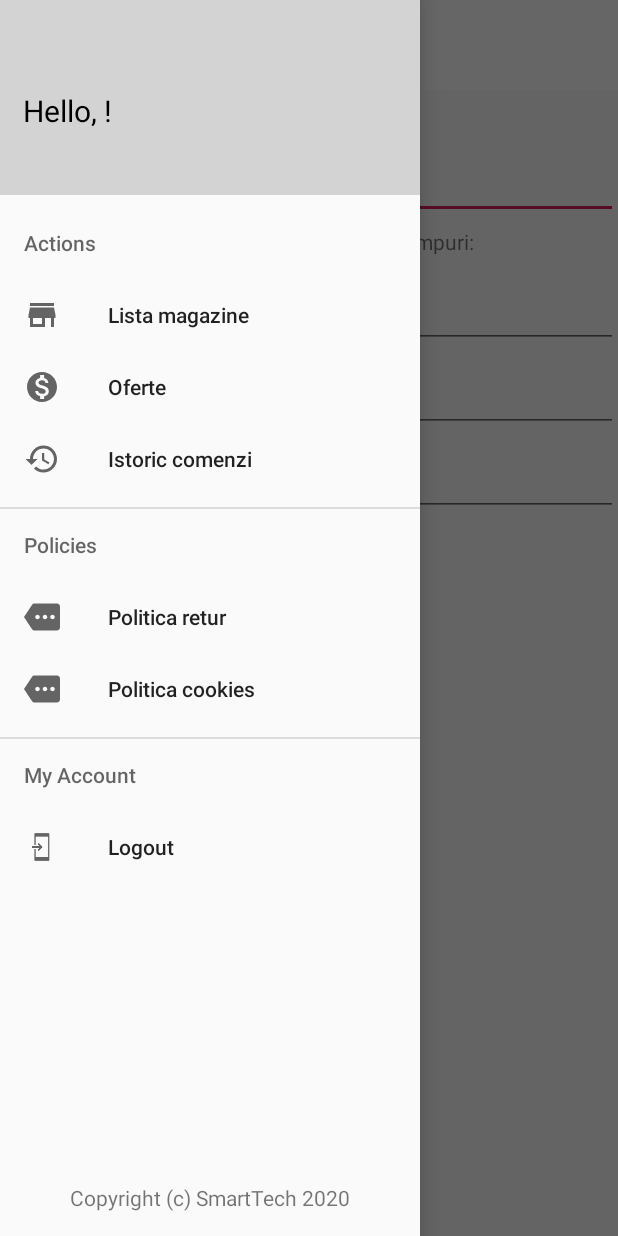
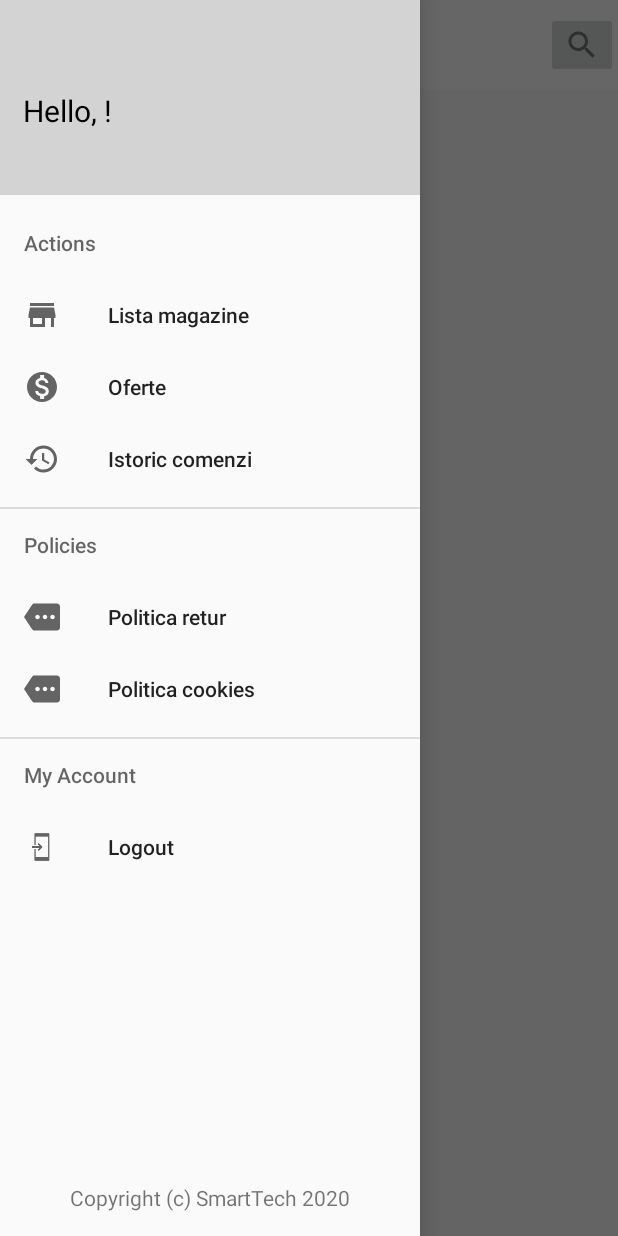
Before and after one commit to ValentinCerneanu/Piazza, an Android app: the screen it shows after launch once a user with an empty profile is signed in (MainActivity), after a tap on an icon or button, on a phone screen of 412 x 824 dp. Run offline under Robolectric (Android 15) with nearby library versions, the phone set to English and light mode, and no system bars; our stand-ins replace Firebase (no records; nobody signed in at launch, a user with empty details on screens opened directly).

Commit message:
MainActivityLayout

```diff
--- a/app/src/main/java/com/innovation/piazza/Activities/MainActivity.java
+++ b/app/src/main/java/com/innovation/piazza/Activities/MainActivity.java
@@ -1,12 +1,16 @@
 package com.innovation.piazza.Activities;
 
+import android.app.Activity;
+import android.content.Context;
 import android.content.Intent;
 import android.content.SharedPreferences;
 import android.content.pm.PackageManager;
 import android.os.Bundle;
 import android.view.Gravity;
 import android.view.MenuItem;
+import android.view.MotionEvent;
 import android.view.View;
+import android.view.inputmethod.InputMethodManager;
 import android.widget.AdapterView;
 import android.widget.EditText;
 import android.widget.ImageButton;
@@ -43,6 +47,7 @@ public class MainActivity extends AppCompatActivity {
     private DrawerLayout drawerLayout;
     private NavigationView navigationView;
     private ImageButton burgerBtn;
+    private EditText addressEditText;
 
     private FirebaseDatabase database;
     private DatabaseReference myRefToDatabase;
@@ -129,8 +134,8 @@ public class MainActivity extends AppCompatActivity {
     private void getAddress(){
         LocationService locationService = new LocationService(this);
         locationService.getAddressByLocation();
-        EditText editText = (EditText) findViewById(R.id.calculatedLocation);
-        editText.setText(locationService.getAddressLine() , TextView.BufferType.EDITABLE);
+        addressEditText = (EditText) findViewById(R.id.calculated_location);
+        addressEditText.setText(locationService.getAddressLine() , TextView.BufferType.EDITABLE);
     }
 
     private void saveLocalData() {
@@ -150,6 +155,14 @@ public class MainActivity extends AppCompatActivity {
         navigationView.bringToFront();
 
         drawerLayout = findViewById(R.id.drawerlayout);
+
+        drawerLayout.setOnTouchListener(new View.OnTouchListener(){
+            @Override
+            public boolean onTouch(View v, MotionEvent event) {
+                closeKeyboard(MainActivity.this, v);
+                return false;
+            }
+        });
 
         View headerLayout = navigationView.getHeaderView(0);
         TextView userEditText = (TextView) headerLayout.findViewById(R.id.user);
@@ -216,6 +229,7 @@ public class MainActivity extends AppCompatActivity {
         burgerBtn.setOnClickListener(new View.OnClickListener() {
             @Override
             public void onClick(View v) {
+                closeKeyboard(MainActivity.this, v);
                 drawerLayout .openDrawer(Gravity.LEFT);
             }
         });
@@ -236,4 +250,10 @@ public class MainActivity extends AppCompatActivity {
             }
         }
     }
+
+    private void closeKeyboard(Context context, View view) {
+        addressEditText.clearFocus();
+        InputMethodManager imm = (InputMethodManager) context.getSystemService(Activity.INPUT_METHOD_SERVICE);
+        imm.hideSoftInputFromWindow(view.getWindowToken(), 0);
+    }
 }
--- /dev/null
+++ b/app/src/main/res/drawable-anydpi/ic_search.xml
@@ -0,0 +1,11 @@
+<vector xmlns:android="http://schemas.android.com/apk/res/android"
+    android:width="24dp"
+    android:height="24dp"
+    android:viewportWidth="24"
+    android:viewportHeight="24"
+    android:tint="#333333"
+    android:alpha="0.6">
+    <path
+        android:fillColor="#FF000000"
+        android:pathData="M15.5,14h-0.79l-0.28,-0.27C15.41,12.59 16,11.11 16,9.5 16,5.91 13.09,3 9.5,3S3,5.91 3,9.5 5.91,16 9.5,16c1.61,0 3.09,-0.59 4.23,-1.57l0.27,0.28v0.79l5,4.99L20.49,19l-4.99,-5zM9.5,14C7.01,14 5,11.99 5,9.5S7.01,5 9.5,5 14,7.01 14,9.5 11.99,14 9.5,14z"/>
+</vector>
--- a/app/src/main/res/layout/activity_main.xml
+++ b/app/src/main/res/layout/activity_main.xml
@@ -19,98 +19,36 @@
             android:layout_width="match_parent"
             android:background="#ffffff">
 
+            <RelativeLayout
+                android:orientation="horizontal"
+                android:layout_width="match_parent"
+                android:layout_height="wrap_content">
+
                 <ImageButton
                     android:id="@+id/hamburger_btn"
                     android:layout_width="wrap_content"
                     android:layout_height="wrap_content"
                     android:src="@drawable/ic_hamburger" />
 
-            <TextView
-                android:id="@+id/barTitle"
+                <EditText
+                    android:id="@+id/calculated_location"
+                    android:layout_width="match_parent"
+                    android:layout_height="wrap_content"
+                    android:inputType="textCapSentences"
+                    android:background="#ffffff"
+                    android:layout_toRightOf="@+id/hamburger_btn"
+                    android:layout_toLeftOf="@+id/search_button"
+                    android:layout_centerVertical="true"/>
+
+                <ImageButton
+                    android:id="@+id/search_button"
                     android:layout_width="wrap_content"
                     android:layout_height="wrap_content"
-                android:background="#ffffff"
-                android:textSize="20sp"/>
+                    android:layout_alignParentEnd="true"
+                    android:src="@drawable/ic_search" />
+            </RelativeLayout>
 
         </androidx.appcompat.widget.Toolbar>
-        <TextView
-            android:layout_width="match_parent"
-            android:layout_height="wrap_content"
-            android:layout_margin="5dp"
-            android:text="Adresa Gasita:" />
-
-        <com.google.android.material.textfield.TextInputLayout
-            android:layout_width="match_parent"
-            android:layout_height="wrap_content">
-
-            <EditText
-                android:id="@+id/calculatedLocation"
-                android:layout_width="match_parent"
-                android:layout_height="wrap_content"
-                android:imeActionId="6"
-                android:imeActionLabel="@string/action_sign_in_short"
-                android:imeOptions="actionUnspecified"
-                android:inputType="text"
-                android:singleLine="true" />
-
-        </com.google.android.material.textfield.TextInputLayout>
-
-        <TextView
-            android:layout_width="match_parent"
-            android:layout_height="wrap_content"
-            android:layout_margin="5dp"
-            android:text="@string/daca_se_aplica_completati_si_urmatoarele_campuri" />
-
-        <com.google.android.material.textfield.TextInputLayout
-            android:layout_width="match_parent"
-            android:layout_height="wrap_content">
-
-            <EditText
-                android:id="@+id/detailedLocation_bloc"
-                android:layout_width="match_parent"
-                android:layout_height="wrap_content"
-                android:imeActionId="6"
-                android:imeActionLabel="@string/action_sign_in_short"
-                android:imeOptions="actionUnspecified"
-                android:inputType="text"
-                android:hint="@string/bloc"
-                android:singleLine="true" />
-
-        </com.google.android.material.textfield.TextInputLayout>
-
-        <com.google.android.material.textfield.TextInputLayout
-            android:layout_width="match_parent"
-            android:layout_height="wrap_content">
-
-            <EditText
-                android:id="@+id/detailedLocation_apartament"
-                android:layout_width="match_parent"
-                android:layout_height="wrap_content"
-                android:imeActionId="6"
-                android:imeActionLabel="@string/action_sign_in_short"
-                android:imeOptions="actionUnspecified"
-                android:inputType="text"
-                android:hint="@string/apartament"
-                android:singleLine="true" />
-
-        </com.google.android.material.textfield.TextInputLayout>
-
-        <com.google.android.material.textfield.TextInputLayout
-            android:layout_width="match_parent"
-            android:layout_height="wrap_content">
-
-            <EditText
-                android:id="@+id/detailedLocation_scara"
-                android:layout_width="match_parent"
-                android:layout_height="wrap_content"
-                android:imeActionId="6"
-                android:imeActionLabel="@string/action_sign_in_short"
-                android:imeOptions="actionUnspecified"
-                android:inputType="text"
-                android:hint="@string/scara"
-                android:singleLine="true" />
-
-        </com.google.android.material.textfield.TextInputLayout>
 
         <ListView
             android:id="@+id/stores_list"
```
Also changed, not shown: app/src/main/res/drawable-hdpi/ic_search.png (added), app/src/main/res/drawable-mdpi/ic_search.png (added), app/src/main/res/drawable-xhdpi/ic_search.png (added), app/src/main/res/drawable-xxhdpi/ic_search.png (added). Lines whose indentation alone changed are shown as unchanged.
